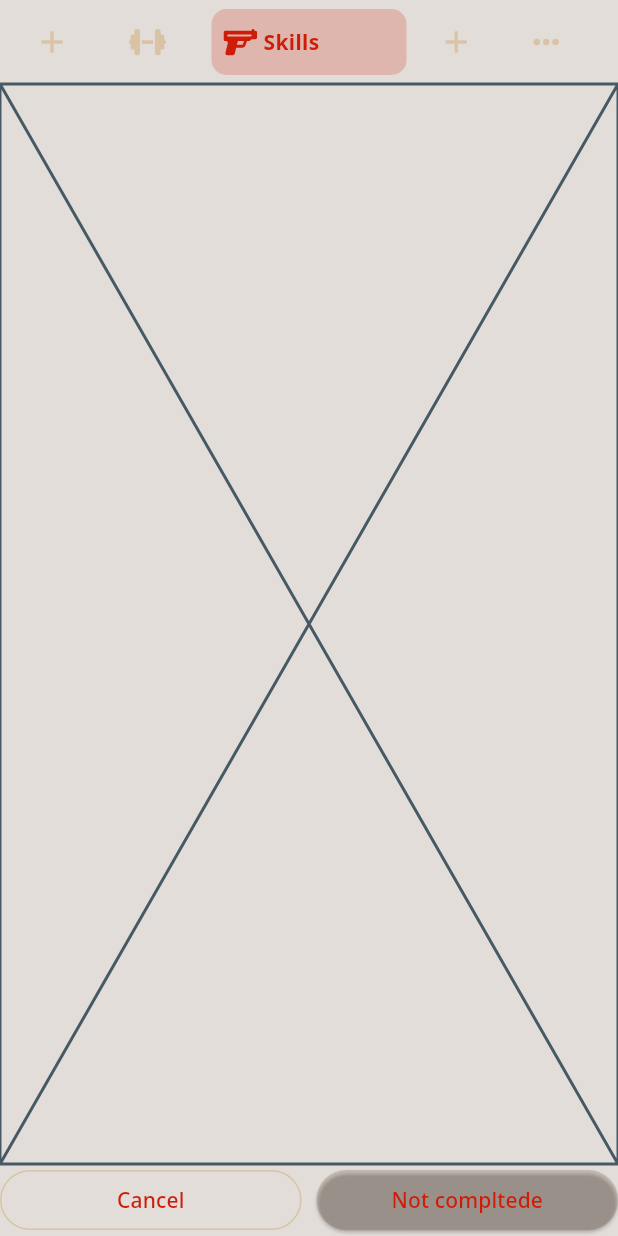
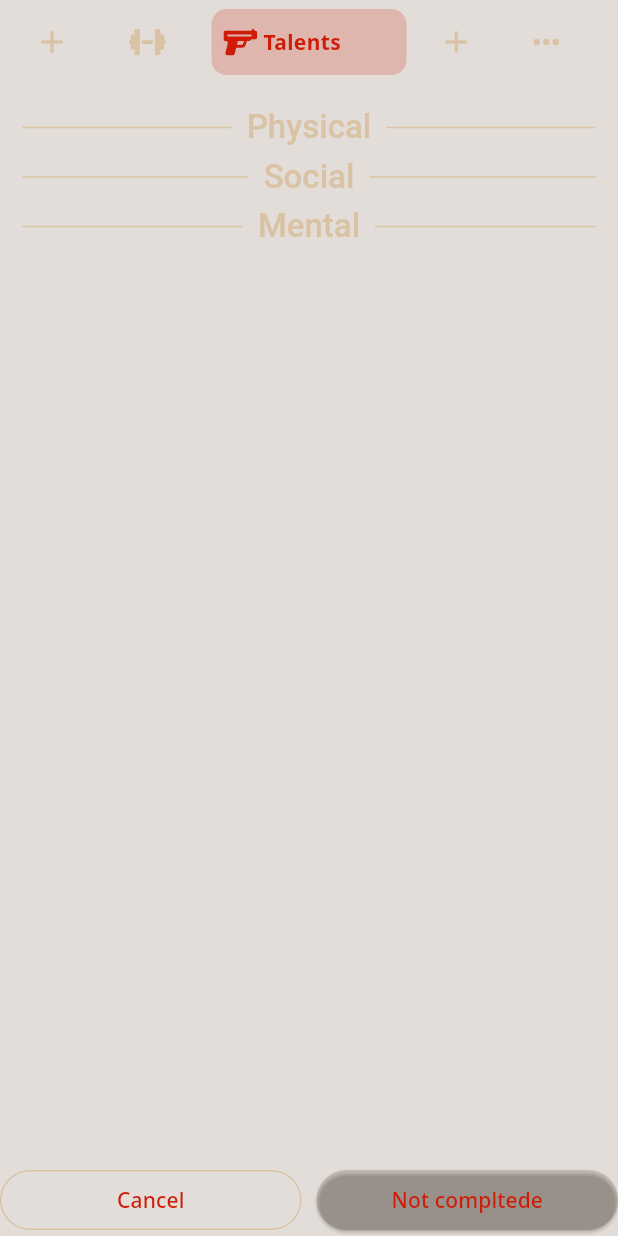
Before and after one commit to KirillBrujah/Unofficial-VtM-Rev-Assistant-Flutter, a Flutter app: the CreateCharacterPage screen opened by its route, item 3 of the bottom bar chosen, on a phone screen of 412 x 824 dp. Run offline on Flutter 3.47's test engine with Material 2 defaults, Android fonts, the light colour scheme and no system bars; drawn by our look-alikes of bottom_navy_bar; our stand-ins replace auto_route, dropdown_button2, flutter_riverpod, flutter_svg, freezed_annotation, google_fonts and 2 more; accounts and stored records are empty; generated files the repository leaves out were written again; Roboto replaces fonts that are missing (Alice).

Commit message:
work with character creation continue

```diff
--- a/lib/l10n/intl_en.arb
+++ b/lib/l10n/intl_en.arb
@@ -5,7 +5,7 @@
 
   "general": "General",
   "attributes": "Attributes",
-  "skills": "Skills",
+  "abilities": "Abilities",
   "disciplines": "Disciplines",
   "other": "Other",
 
@@ -23,6 +23,10 @@
   "social": "Social",
   "mental": "Mental",
 
+  "talents": "Talents",
+  "skills": "Talents",
+  "knowledges": "Knowledges",
+
   "@_SNACK_BAR_MESSAGES": {},
   "character_was_created": "Character {name} created",
 
--- /dev/null
+++ b/lib/ui/pages/character_pages/create_character_pages/character_abilities_page.dart
@@ -0,0 +1,111 @@
+import 'package:auto_route/auto_route.dart';
+import 'package:flutter/material.dart';
+import 'package:flutter_riverpod/flutter_riverpod.dart';
+import 'package:vtm_assistant/generated/l10n.dart';
+import 'package:vtm_assistant/models/models.dart';
+import 'package:vtm_assistant/providers/providers.dart';
+import 'package:vtm_assistant/ui/theme/theme.dart';
+import 'package:vtm_assistant/ui/widgets/widgets.dart';
+import 'package:vtm_assistant/utils/enums.dart';
+
+@RoutePage()
+class CharacterAbilitiesPage extends StatelessWidget {
+  const CharacterAbilitiesPage({Key? key}) : super(key: key);
+
+  @override
+  Widget build(BuildContext context) {
+    return const _Abilities();
+  }
+}
+
+class _Abilities extends ConsumerWidget {
+  const _Abilities({
+    Key? key,
+  }) : super(key: key);
+
+  @override
+  Widget build(BuildContext context, WidgetRef ref) {
+    final abilities = ref.watch(abilitiesProvider);
+    return abilities.when(
+      loading: () => const Loading(),
+      error: (error, stackTrace) => SimpleErrorMessage(error.toString()),
+      data: (data) => _AbilitiesList(data: data),
+    );
+  }
+}
+
+
+class _AbilitiesList extends StatelessWidget {
+  const _AbilitiesList({super.key, required this.data});
+
+  final List<Ability> data;
+
+  @override
+  Widget build(BuildContext context) {
+    final s = S.of(context);
+    return SingleChildScrollView(
+      padding: CommonConstants.pagePadding,
+      child: Column(
+        crossAxisAlignment: CrossAxisAlignment.stretch,
+        children: [
+          TypeLabel(s.physical),
+          /*for (AttributeModel attribute
+          in data.where((element) => element.type == AbilityTypes.talents))
+            Consumer(
+              builder: (BuildContext context, WidgetRef ref, Widget? child) =>
+                  Padding(
+                    padding: const EdgeInsets.only(bottom: 20.0),
+                    child: DotsController(
+                      label: attribute.name,
+                      value: attribute.value,
+                      onChanged: (value) {
+                        ref
+                            .read(characterAttributesControllerProvider.notifier)
+                            .setValue(attribute.id, value);
+                      },
+                    ),
+                  ),
+            ),*/
+          const SizedBox(height: 5),
+          TypeLabel(s.social),
+          /*for (AttributeModel attribute
+          in list.where((element) => element.isSocial))
+            Consumer(
+              builder: (BuildContext context, WidgetRef ref, Widget? child) =>
+                  Padding(
+                    padding: const EdgeInsets.only(bottom: 20.0),
+                    child: DotsController(
+                      label: '${attribute.name} = ${attribute.value}',
+                      value: attribute.value,
+                      onChanged: (value) {
+                        ref
+                            .read(characterAttributesControllerProvider.notifier)
+                            .setValue(attribute.id, value);
+                      },
+                    ),
+                  ),
+            ),*/
+          const SizedBox(height: 5),
+          TypeLabel(s.mental),
+          /*for (AttributeModel attribute
+          in list.where((element) => element.isMental))
+            Consumer(
+              builder: (BuildContext context, WidgetRef ref, Widget? child) =>
+                  Padding(
+                    padding: const EdgeInsets.only(bottom: 20.0),
+                    child: DotsController(
+                      label: attribute.name,
+                      value: attribute.value,
+                      onChanged: (value) {
+                        ref
+                            .read(characterAttributesControllerProvider.notifier)
+                            .setValue(attribute.id, value);
+                      },
+                    ),
+                  ),
+            ),*/
+        ],
+      ),
+    );
+  }
+}
--- a/lib/ui/pages/character_pages/create_character_pages/character_skills_page.dart
+++ /dev/null
@@ -1,12 +0,0 @@
-import 'package:auto_route/auto_route.dart';
-import 'package:flutter/material.dart';
-
-@RoutePage()
-class CharacterSkillsPage extends StatelessWidget {
-  const CharacterSkillsPage({Key? key}) : super(key: key);
-
-  @override
-  Widget build(BuildContext context) {
-    return const Placeholder();
-  }
-}
--- a/lib/ui/pages/character_pages/create_character_pages/create_character_page.dart
+++ b/lib/ui/pages/character_pages/create_character_pages/create_character_page.dart
@@ -16,7 +16,7 @@ class CreateCharacterPage extends StatelessWidget {
       routes: const [
         CharacterGeneralRoute(),
         CharacterAttributesRoute(),
-        CharacterSkillsRoute(),
+        CharacterAbilitiesRoute(),
         CharacterDisciplinesRoute(),
         CharacterOtherRoute(),
       ],
--- a/lib/ui/pages/character_pages/create_character_pages/pages.dart
+++ b/lib/ui/pages/character_pages/create_character_pages/pages.dart
@@ -1,6 +1,6 @@
 export 'create_character_page.dart';
 export 'character_general_page.dart';
 export 'character_attributes_page.dart';
-export 'character_skills_page.dart';
+export 'character_abilities_page.dart';
 export 'character_disciplines_page.dart';
 export 'character_other_page.dart';
--- a/lib/ui/theme/constants.dart
+++ b/lib/ui/theme/constants.dart
@@ -1,6 +1,4 @@
 import 'package:flutter/material.dart';
-
-
 
 class CommonConstants {
   static const radius = Radius.circular(10);
--- /dev/null
+++ b/lib/ui/widgets/common/labels.dart
@@ -0,0 +1,26 @@
+import 'package:flutter/material.dart';
+
+class TypeLabel extends StatelessWidget {
+  const TypeLabel(this.label, {Key? key}) : super(key: key);
+
+  final String label;
+
+  @override
+  Widget build(BuildContext context) {
+    return Row(
+      children: [
+        const Expanded(child: Divider()),
+
+        Padding(
+          padding: const EdgeInsets.symmetric(horizontal: 10),
+          child: Text(
+            label,
+            textAlign: TextAlign.center,
+            style: Theme.of(context).textTheme.titleLarge,
+          ),
+        ),
+        const Expanded(child: Divider()),
+      ],
+    );
+  }
+}
--- a/lib/ui/widgets/common/widgets.dart
+++ b/lib/ui/widgets/common/widgets.dart
@@ -1 +1,4 @@
 export 'snackbars.dart';
+export 'loading.dart';
+export 'error_messages.dart';
+export 'labels.dart';
--- a/lib/utils/app_router.dart
+++ b/lib/utils/app_router.dart
@@ -16,7 +16,7 @@ class AppRouter extends _$AppRouter {
         AutoRoute(page: CreateCharacterRoute.page, children: [
           AutoRoute(page: CharacterGeneralRoute.page, initial: true),
           AutoRoute(page: CharacterAttributesRoute.page),
-          AutoRoute(page: CharacterSkillsRoute.page),
+          AutoRoute(page: CharacterAbilitiesRoute.page),
           AutoRoute(page: CharacterDisciplinesRoute.page),
           AutoRoute(page: CharacterOtherRoute.page),
         ]),
```
Also changed, not shown: lib/providers/character_providers/character_streams.dart (+7 -0 lines), lib/ui/pages/character_pages/create_character_pages/character_attributes_page.dart (+5 -31 lines), lib/ui/widgets/common/error_messages.dart (added, +19 -0 lines), lib/ui/widgets/common/loading.dart (added, +21 -0 lines), lib/generated/intl/messages_en.dart, lib/generated/l10n.dart, lib/utils/app_router.gr.dart.
